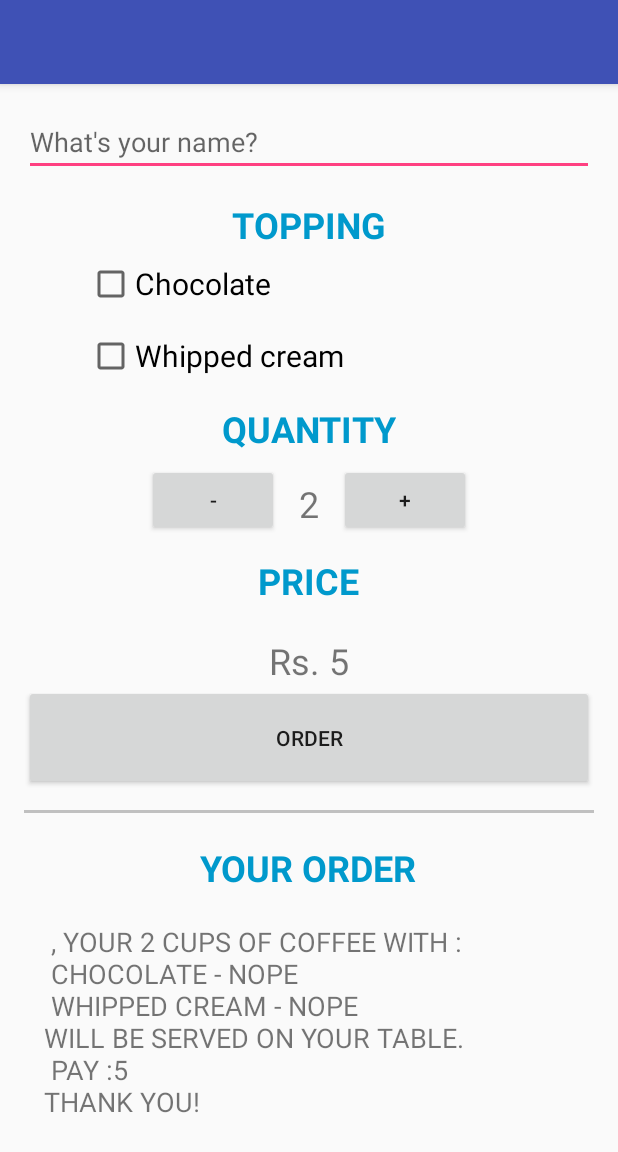
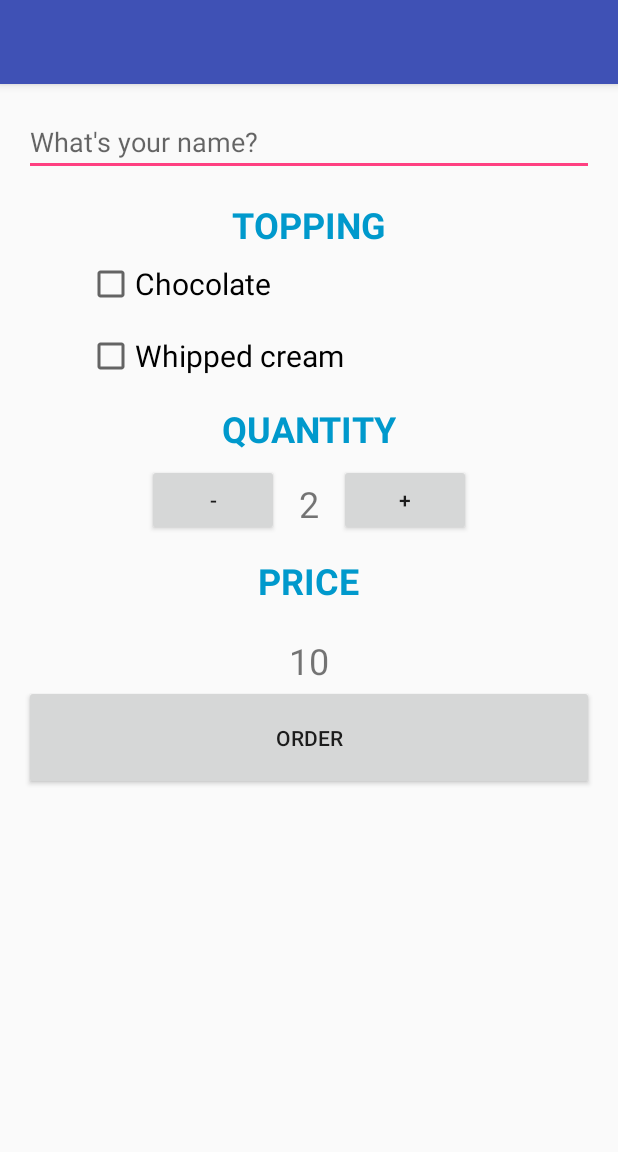
Before and after one commit to Ajit05/JustJavaA, an Android app: the screen it shows after launch (MainActivity), after a tap on "ORDER", on a phone screen of 412 x 824 dp. Shown: the top 1152 px of the screen. Run offline under Robolectric (Android 15) with nearby library versions, the phone set to English and light mode, and no system bars.

```diff
--- a/app/src/main/java/com/avinc/justjava/MainActivity.java
+++ b/app/src/main/java/com/avinc/justjava/MainActivity.java
@@ -1,5 +1,7 @@
 package com.avinc.justjava;
 
+import android.content.Intent;
+import android.net.Uri;
 import android.os.Bundle;
 import android.support.v7.app.AppCompatActivity;
 import android.view.View;
@@ -10,14 +12,16 @@ import android.widget.EditText;
 import android.widget.TextView;
 import android.widget.Toast;
 
-import java.text.NumberFormat;
+
+import static com.avinc.justjava.R.id.hasChocolate;
+import static com.avinc.justjava.R.id.hasWhippedCream;
+
 
 public class MainActivity extends AppCompatActivity {
 
     int noCoffee = 2;
     int BaseCostCoffee = 5;
-    int costOfCoffee = 5;
-
+    int costOfCoffee = 0;
 
     @Override
     protected void onCreate(Bundle savedInstanceState) {
@@ -27,10 +31,12 @@ public class MainActivity extends AppCompatActivity {
 
     public void increment(View v){
         noCoffee = noCoffee + 1;
-        computeCost(noCoffee);
-        //cost.setText(NumberFormat.getCurrencyInstance().format(costOfTea));
+        costOfCoffee = noCoffee * BaseCostCoffee;
+        displayQuantityandPrice(noCoffee, costOfCoffee);
+        //cost.setText(NumberFormat.getCurrencyInstance().format(costOfCoffee));
 
     }
+
 
     public void decrement(View v){
         if(noCoffee > 1) {
@@ -38,45 +44,66 @@ public class MainActivity extends AppCompatActivity {
         }
         else{
             Toast.makeText(MainActivity.this,
-                    "Number of tea can't be zero", Toast.LENGTH_LONG).show();
+                    "cups of coffee can't be zero", Toast.LENGTH_LONG).show();
         }
-
-        computeCost(noCoffee);
+        costOfCoffee = noCoffee * BaseCostCoffee;
+        displayQuantityandPrice(noCoffee, costOfCoffee);
     }
-    private void computeCost(int noCups){
-        int quantity = noCups;
-        costOfCoffee = quantity * BaseCostCoffee;
-        displayOrder(quantity, costOfCoffee);
-    }
-
-    private void displayOrder(int quan, int totalPrice){
-        TextView tea = (TextView)findViewById(R.id.valueP);
-        tea.setText("" +quan);
+    public void submitOrder(View view){
+        TextView coffee = (TextView)findViewById(R.id.valueP);
+        String noOfCupsA = coffee.getText().toString();
+        int x = Integer.parseInt(noOfCupsA); // x is no og coffee cups
         TextView cost = (TextView)findViewById(R.id.priceP);
-        cost.setText(NumberFormat.getCurrencyInstance().format(totalPrice));
-    }
-
-    public void orderSummary(View v){
-        String stateW, stateC;
-        CheckBox whippedCream = (CheckBox)findViewById(R.id.hasWhippedCream);
-        CheckBox chocolate = (CheckBox)findViewById(R.id.hasChocolate);
-        EditText customerName = (EditText)findViewById(R.id.customerName);
-        String cName = customerName.getText().toString();
+        String coffeePriceA = cost.getText().toString();
+        int y = Integer.parseInt(coffeePriceA); //price of total cups
+        CheckBox whippedCream = (CheckBox)findViewById(hasWhippedCream);
+        CheckBox chocolate = (CheckBox)findViewById(hasChocolate);
+        String stateW, stateC = "Nope!";
         boolean hasWhippedCream = whippedCream.isChecked();
         boolean hasChocolate = chocolate.isChecked();
         if(hasWhippedCream) {
             stateW = "Yes!";
+            int whippedCreamCost = x  * 1;
+            y = whippedCreamCost + y;
         }else{
             stateW = "Nope";
         }
         if(hasChocolate) {
             stateC = "Yes!";
+            int chocolateCost = x  * 2;
+            y = chocolateCost + y;
         }else{
             stateC = "Nope";
         }
-        TextView order = (TextView)findViewById(R.id.customer_order);
-        String orderSummary = cName+", Your " + noCoffee +" cups of coffee with :" + "\n Chocolate - "+ stateC + "\n Whipped cream - "+ stateW +  "\nwill be served on your table." + "\n Pay :" + costOfCoffee + "\nThank you!";
-        order.setText(" "+orderSummary);
+        EditText customerName = (EditText)findViewById(R.id.customerName);
+        String cName = customerName.getText().toString();
+        if(cName.isEmpty()){
+            Toast.makeText(this,"Please tell us your name!",Toast.LENGTH_SHORT).show();
+        }else {
+            orderSummary(cName,stateC,stateW,x,y);
+        }
+    }
+
+    private void displayQuantityandPrice(int quan, int totalPrice){
+        TextView coffeeA = (TextView)findViewById(R.id.valueP);
+        coffeeA.setText(""+quan);
+        TextView cost = (TextView)findViewById(R.id.priceP);
+        cost.setText(""+totalPrice);
+    }
+
+    public void orderSummary(String cName, String stateC, String stateW, int x, int y){
+//            TextView order = (TextView) findViewById(R.id.customer_order);
+             String orderSummary = "Name :" + cName + "\nCups of Coffee :" + x + " cups" + "\n With added Chocolate - " + stateC + "\n With added Whipped cream - " + stateW +"\n\nPrice : "+y+"\n Thanks";
+//            order.setText(" " + orderSummary);
+
+        Intent emailLaunch = new Intent(Intent.ACTION_SENDTO);
+        emailLaunch.setData(Uri.parse("mailto:"));
+        emailLaunch.putExtra(Intent.EXTRA_EMAIL, "justjava@gmail.com");
+        emailLaunch.putExtra(Intent.EXTRA_SUBJECT, cName + " Coffee order");
+        emailLaunch.putExtra(Intent.EXTRA_TEXT, orderSummary);
+        if(emailLaunch.resolveActivity(getPackageManager()) != null){
+            startActivity(emailLaunch);
+        }
     }
 
     @Override
--- a/app/src/main/res/layout/content_main.xml
+++ b/app/src/main/res/layout/content_main.xml
@@ -22,13 +22,13 @@
         android:id="@+id/customerName"
         android:layout_width="match_parent"
         android:layout_height="wrap_content"
-        android:hint="What's your name?"
+        android:hint="@string/customerNamePlaceHolder"
         android:layout_marginBottom="16dp"
         android:inputType="textCapWords"/>
     <TextView
         android:layout_width="wrap_content"
         android:layout_height="40dp"
-        android:text="Topping"
+        android:text="@string/topping"
         android:textAllCaps="true"
         android:textSize="24sp"
         android:textStyle="bold"
@@ -39,7 +39,7 @@
         android:id="@+id/hasChocolate"
         android:layout_width="match_parent"
         android:layout_height="wrap_content"
-        android:text="Chocolate"
+        android:text="@string/chocolate"
         android:layout_marginLeft="28dp"
         android:layout_marginBottom="16dp"
         android:textSize="20sp" />
@@ -48,7 +48,7 @@
         android:id="@+id/hasWhippedCream"
         android:layout_width="match_parent"
         android:layout_height="wrap_content"
-        android:text="Whipped cream"
+        android:text="@string/whippedCream"
         android:layout_marginLeft="28dp"
         android:layout_marginBottom="16dp"
         android:textSize="20sp" />
@@ -57,7 +57,7 @@
     <TextView
         android:layout_width="wrap_content"
         android:layout_height="40dp"
-        android:text="@string/quant"
+        android:text="@string/quantity"
         android:textAllCaps="true"
         android:textSize="24sp"
         android:textStyle="bold"
@@ -116,50 +116,8 @@
     <Button
         android:layout_width="match_parent"
         android:layout_height="70dp"
-        android:text="order"
-        android:onClick="orderSummary"/>
+        android:text="@string/order"
+        android:onClick="submitOrder"/>
 
-
-    <View
-        android:layout_width="fill_parent"
-        android:layout_height="2dp"
-        android:layout_marginTop="20px"
-        android:background="#c0c0c0"/>
-
-    <TextView
-        android:layout_width="wrap_content"
-        android:layout_height="40dp"
-        android:text="@string/inv"
-        android:textAllCaps="true"
-        android:textStyle="bold"
-        android:textColor="@android:color/holo_blue_dark"
-        android:layout_marginTop="30px"
-        android:textSize="24sp" />
-
-    <LinearLayout
-        android:layout_width="match_parent"
-        android:layout_height="wrap_content"
-        android:orientation="horizontal"
-        >
-
-        <TextView
-            android:id="@+id/customer_order"
-            android:layout_width="wrap_content"
-            android:layout_height="wrap_content"
-            android:text=""
-            android:textAllCaps="true"
-            android:layout_margin="20px"
-            android:textSize="18sp" />
-    </LinearLayout>
-
-    <TextView
-        android:id="@+id/tyou"
-        android:layout_width="0dp"
-        android:layout_weight="2"
-        android:layout_height="wrap_content"
-        android:text="Welcome"
-        android:textAllCaps="true"
-        android:layout_margin="20px"
-        android:textSize="18sp" />
-        </LinearLayout>
+</LinearLayout>
 </ScrollView>
--- a/app/src/main/res/values/strings.xml
+++ b/app/src/main/res/values/strings.xml
@@ -1,11 +1,14 @@
 <resources>
     <string name="app_name">Just Java</string>
     <string name="action_settings">Settings</string>
-    <string name="quant">Quantity</string>
+    <string name="quantity">Quantity</string>
     <string name="value">2</string>
     <string name="priceH">Price</string>
-    <string name="price">Rs. 5</string>
-    <string name="inv">Your Order</string>
-    <string name="tea">Tea quant.</string>
-    <string name="cost">Cost</string>
+    <string name="price">10</string>
+    <string name="order">Order</string>
+    <string name="whippedCream">Whipped cream</string>
+    <string name="chocolate">Chocolate</string>
+    <string name="topping">Topping</string>
+    <string name="customerNamePlaceHolder">What\'s your name?</string>
+
 </resources>
```
Also changed, not shown: 1 other file.
